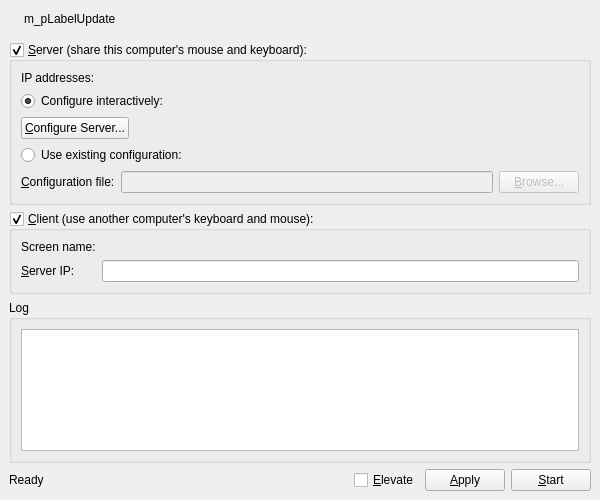
Qt form src/gui/res/MainWindowBase.ui (deskflow/deskflow) before a commit.
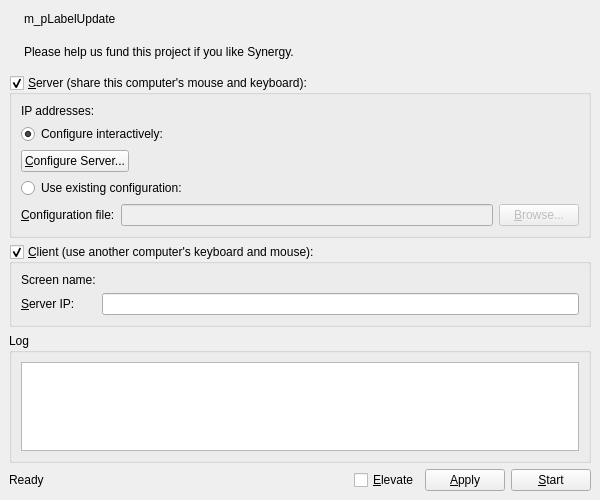
The same form after that commit. Icons and pictures are not drawn.

Commit message: gui: premium reminder feature

```diff
--- a/src/gui/res/MainWindowBase.ui
+++ b/src/gui/res/MainWindowBase.ui
@@ -78,6 +78,57 @@
       </layout>
      </widget>
     </item>
+    <item>
+     <widget class="QWidget" name="m_pWidgetPremium" native="true">
+      <layout class="QHBoxLayout" name="horizontalLayout_3">
+       <property name="leftMargin">
+        <number>2</number>
+       </property>
+       <property name="topMargin">
+        <number>0</number>
+       </property>
+       <property name="rightMargin">
+        <number>0</number>
+       </property>
+       <property name="bottomMargin">
+        <number>7</number>
+       </property>
+       <item>
+        <widget class="QLabel" name="m_pIconPremium">
+         <property name="text">
+          <string/>
+         </property>
+         <property name="pixmap">
+          <pixmap resource="Synergy.qrc">:/res/icons/16x16/money.png</pixmap>
+         </property>
+        </widget>
+       </item>
+       <item>
+        <widget class="QLabel" name="m_pLabelPremium">
+         <property name="text">
+          <string>Please help us &lt;a href=&quot;https://synergy-foss.org/premium/register/?source=gui-notice&quot;&gt;fund this project&lt;/a&gt; if you like Synergy.</string>
+         </property>
+         <property name="openExternalLinks">
+          <bool>true</bool>
+         </property>
+        </widget>
+       </item>
+       <item>
+        <spacer name="m_pSpacerPremium">
+         <property name="orientation">
+          <enum>Qt::Horizontal</enum>
+         </property>
+         <property name="sizeHint" stdset="0">
+          <size>
+           <width>40</width>
+           <height>20</height>
+          </size>
+         </property>
+        </spacer>
+       </item>
+      </layout>
+     </widget>
+    </item>
     <item>
      <widget class="QGroupBox" name="m_pGroupServer">
       <property name="sizePolicy">
```
The commit also changes 5 other files.
